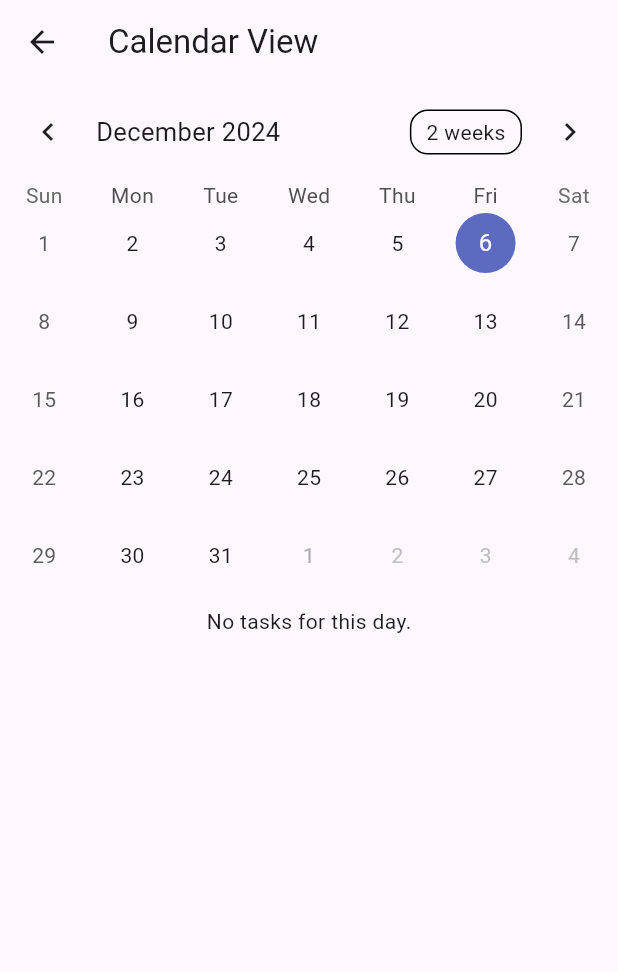
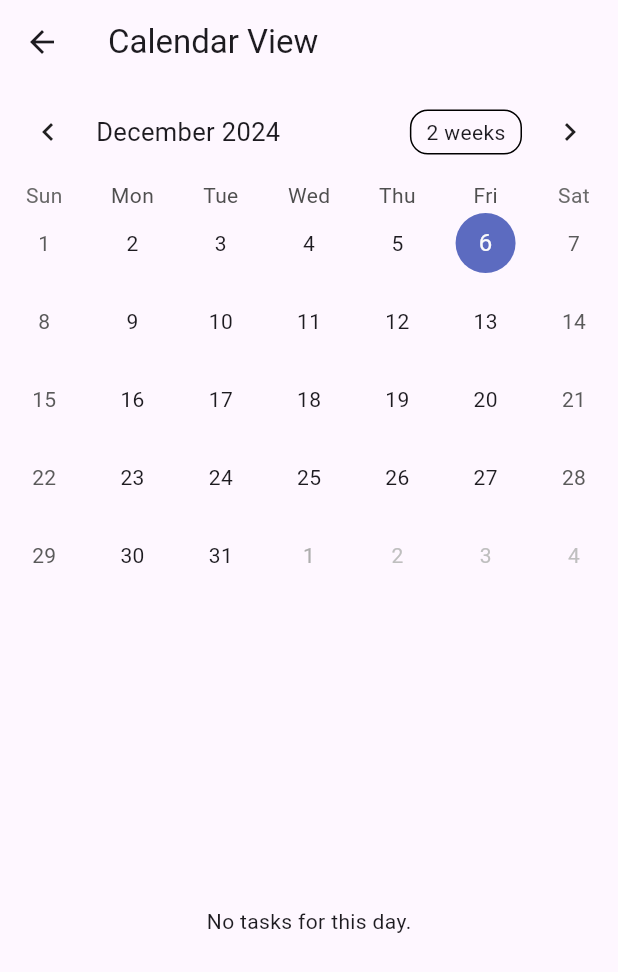
Before and after one commit to Nela-B/ASE, a Flutter app: the screen it shows once a user with an empty profile is signed in, item 2 of the bottom bar chosen, on a phone screen of 412 x 824 dp. Shown: the top 972 px of the screen. Run offline on Flutter 3.47's test engine with Material 3 defaults, Android fonts, the light colour scheme and no system bars; drawn by our look-alikes of table_calendar; our stand-ins replace file_picker, firebase_auth, firebase_core, fl_chart, flutter_local_notifications, open_file and 1 more; accounts and stored records are empty; network calls fail.

Commit message:
Calenda view Coded updated

```diff
--- a/ase_project/frontend/lib/screens/calendar_view_page.dart
+++ b/ase_project/frontend/lib/screens/calendar_view_page.dart
@@ -11,8 +11,8 @@ class CalendarViewPage extends StatefulWidget {
 }
 
 class _CalendarViewPageState extends State<CalendarViewPage> {
-  late Map<DateTime, List<String>> _events; // Map to store events for each day
-  late List<String> _selectedEvents; // List to store events for the selected date
+  late Map<DateTime, List<Map<String, String>>> _events; // Map to store events for each day
+  late List<Map<String, String>> _selectedEvents; // List to store events for the selected date
   late CalendarFormat _calendarFormat;
   late DateTime _focusedDay;
   late DateTime _selectedDay;
@@ -34,19 +34,20 @@ class _CalendarViewPageState extends State<CalendarViewPage> {
 
     if (response.statusCode == 200) {
       List<dynamic> tasks = json.decode(response.body);
-      Map<DateTime, List<String>> events = {};
+      Map<DateTime, List<Map<String, String>>> events = {};
 
       for (var task in tasks) {
-        // If the task has a dueDate, add it to the calendar
         if (task['dueDate'] != null) {
           DateTime dueDate = DateTime.parse(task['dueDate']).toLocal();
-          // Normalize the time to avoid any time zone issues
-         DateTime normalizedDueDate = DateTime(dueDate.year, dueDate.month, dueDate.day);
+          DateTime normalizedDueDate = DateTime(dueDate.year, dueDate.month, dueDate.day);
 
           if (events[normalizedDueDate] == null) {
             events[normalizedDueDate] = [];
           }
-          events[normalizedDueDate]?.add(task['title']);
+          events[normalizedDueDate]?.add({
+            'title': task['title'] ?? 'Untitled Task',
+            'description': task['description'] ?? 'No description',
+          });
         }
       }
 
@@ -58,9 +59,8 @@ class _CalendarViewPageState extends State<CalendarViewPage> {
     }
   }
 
-  // Get the tasks for the selected day
-  List<String> _getEventsForDay(DateTime day) {
-    // Normalize the selected day to avoid time zone issues
+  // Get tasks for a specific day
+  List<Map<String, String>> _getEventsForDay(DateTime day) {
     DateTime normalizedDay = DateTime(day.year, day.month, day.day);
     return _events[normalizedDay] ?? [];
   }
@@ -90,18 +90,86 @@ class _CalendarViewPageState extends State<CalendarViewPage> {
             calendarFormat: _calendarFormat,
             selectedDayPredicate: (day) => isSameDay(_selectedDay, day),
             onDaySelected: _onDaySelected,
-            eventLoader: _getEventsForDay,
+            eventLoader: (day) => _getEventsForDay(day).map((e) => e['title']).toList(),
             onPageChanged: (focusedDay) {
-              // No need to change selected day when page changes
               setState(() {
                 _focusedDay = focusedDay;
               });
             },
+            calendarBuilders: CalendarBuilders(
+              markerBuilder: (context, day, events) {
+                // Default marker builder (dots)
+                if (events.isNotEmpty) {
+                  return Positioned(
+                    bottom: 1,
+                    child: Row(
+                      mainAxisAlignment: MainAxisAlignment.center,
+                      children: events.map((event) {
+                        return Container(
+                          margin: const EdgeInsets.symmetric(horizontal: 1.5),
+                          width: 6.0,
+                          height: 6.0,
+                          decoration: const BoxDecoration(
+                            color: Colors.blue,
+                            shape: BoxShape.circle,
+                          ),
+                        );
+                      }).toList(),
+                    ),
+                  );
+                }
+                return null;
+              },
+              defaultBuilder: (context, day, focusedDay) {
+                final taskTitles = _getEventsForDay(day).map((e) => e['title']).toList();
+                if (taskTitles.isNotEmpty) {
+                  return Container(
+                    margin: const EdgeInsets.all(4.0),
+                    alignment: Alignment.topCenter,
+                    decoration: BoxDecoration(
+                      border: Border.all(color: Colors.grey),
+                      borderRadius: BorderRadius.circular(8.0),
+                    ),
+                    child: Column(
+                      mainAxisAlignment: MainAxisAlignment.center,
+                      children: [
+                        Text(
+                          '${day.day}',
+                          style: const TextStyle(fontWeight: FontWeight.bold),
+                        ),
+                        ...taskTitles.map((title) {
+                          return Text(
+                            title!,
+                            style: const TextStyle(
+                              fontSize: 10,
+                              color: Colors.black,
+                            ),
+                            overflow: TextOverflow.ellipsis,
+                          );
+                        }).take(2), // Show up to 2 task titles
+                      ],
+                    ),
+                  );
+                }
+                return null;
+              },
+            ),
           ),
           const SizedBox(height: 8.0),
-          ..._selectedEvents.isEmpty
-              ? [Text('No tasks for this day.')]
-              : _selectedEvents.map((event) => ListTile(title: Text(event))),
+          Expanded(
+            child: _selectedEvents.isEmpty
+                ? const Center(child: Text('No tasks for this day.'))
+                : ListView.builder(
+                    itemCount: _selectedEvents.length,
+                    itemBuilder: (context, index) {
+                      final task = _selectedEvents[index];
+                      return ListTile(
+                        title: Text(task['title'] ?? 'No Title'),
+                        subtitle: Text(task['description'] ?? 'No Description'),
+                      );
+                    },
+                  ),
+          ),
         ],
       ),
     );
```
